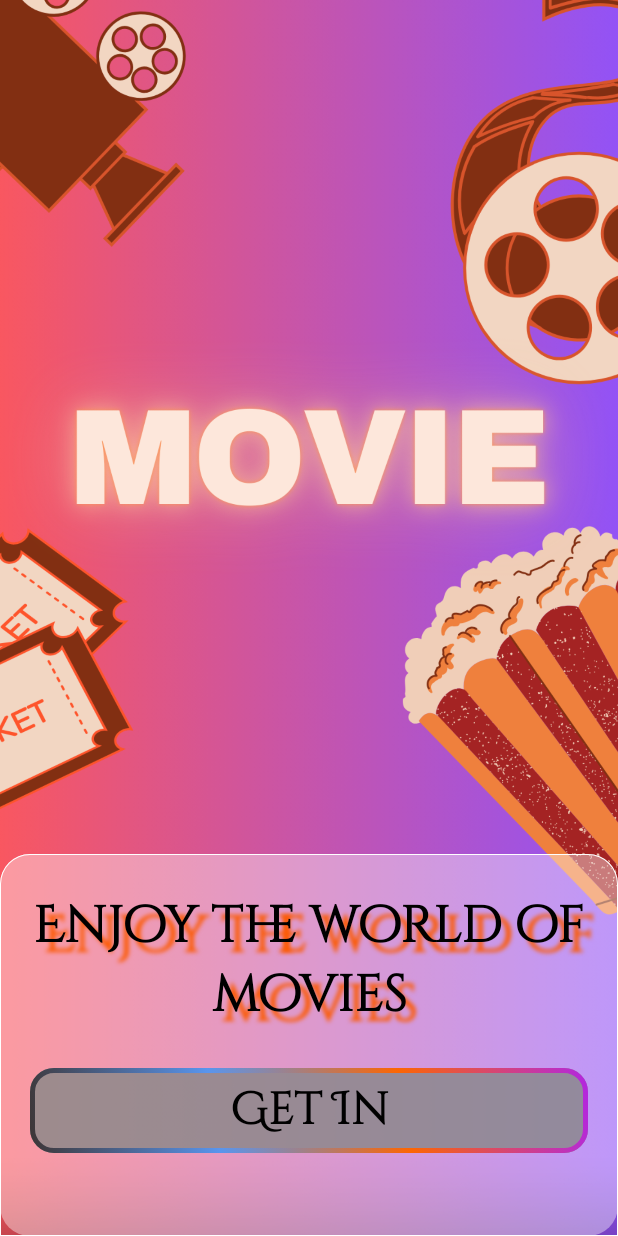
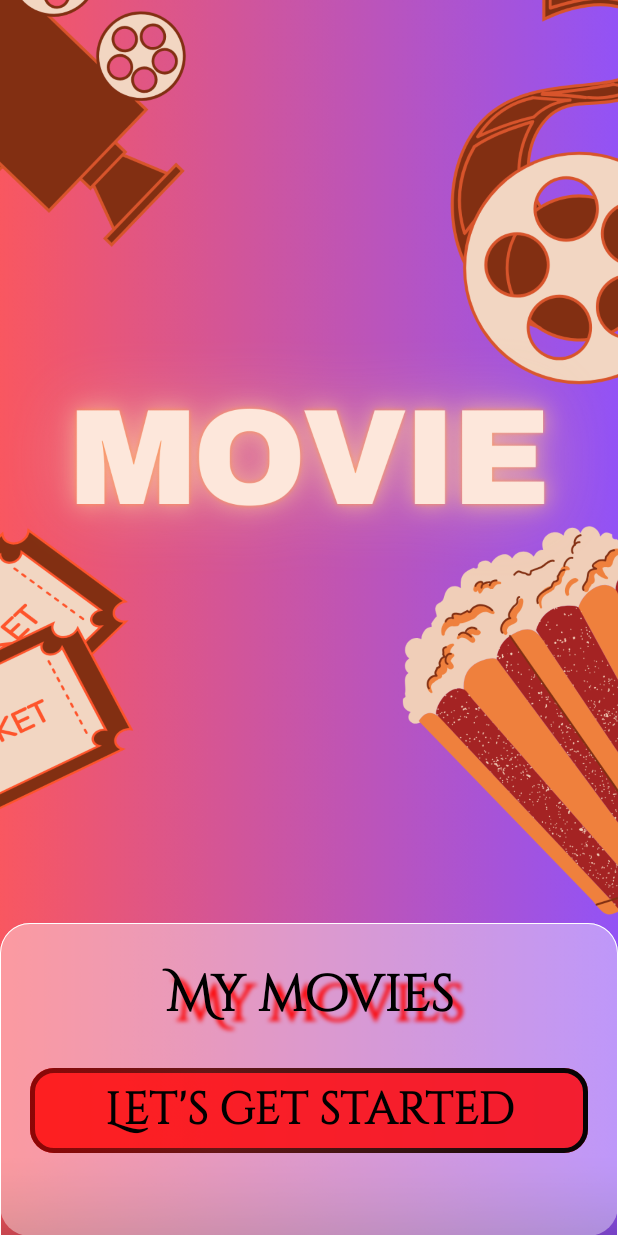
Before and after one commit to dilarakiraz/MovieApplicationCompose, an Android app built with Jetpack Compose: the screen it shows after launch (MainActivity), on a phone screen of 412 x 824 dp. Run offline under Robolectric (Android 15) with nearby library versions, the phone set to English and light mode, and no system bars; our stand-ins replace Dagger/Hilt's generated code, Room's generated code; 1 statement that could not run was skipped.

```diff
--- a/app/src/main/java/com/example/movieapplicationcompose/data/database/FavoriteMovieDao.kt
+++ b/app/src/main/java/com/example/movieapplicationcompose/data/database/FavoriteMovieDao.kt
@@ -2,13 +2,14 @@ package com.example.movieapplicationcompose.data.database
 
 import androidx.room.Dao
 import androidx.room.Insert
+import androidx.room.OnConflictStrategy
 import androidx.room.Query
 import com.example.movieapplicationcompose.data.database.entities.FavoriteMovie
 
 @Dao
 interface FavoriteMovieDao {
 
-    @Insert
+    @Insert(onConflict = OnConflictStrategy.REPLACE)
     suspend fun insert(favoriteMovie: FavoriteMovie)
 
     @Query("SELECT * FROM favorite_movies")
--- a/app/src/main/java/com/example/movieapplicationcompose/data/repository/MovieRepository.kt
+++ b/app/src/main/java/com/example/movieapplicationcompose/data/repository/MovieRepository.kt
@@ -40,7 +40,11 @@ class MovieRepository @Inject constructor(
     }
 
     suspend fun addFavoriteMovie(movie: FavoriteMovie) {
-        database.favoriteMovieDao().insert(movie)
+        val isFavorite = database.favoriteMovieDao().isFavorite(movie.id)
+        if (!isFavorite) {
+            database.favoriteMovieDao().insert(movie)
+        } else {
+        }
     }
 
     suspend fun removeFavoriteMovie(id: Int) {
--- a/app/src/main/java/com/example/movieapplicationcompose/ui/screens/BannerScreen.kt
+++ b/app/src/main/java/com/example/movieapplicationcompose/ui/screens/BannerScreen.kt
@@ -57,14 +57,14 @@ fun BannerScreen(navController: NavHostController) {
         ) {
             val offset = Offset(10.0f, 10f)
             Text(
-                text = "Enjoy the world of movies",
+                text = "My movies",
                 Modifier.padding(vertical = 25.dp),
                 fontWeight = FontWeight.Bold,
                 color = Color.Black,
                 style = TextStyle(
                     fontSize = 34.sp,
                     shadow = Shadow(
-                        color = Color(0xFFFC5A03),
+                        color = Color(0xFFFC0303),
                         offset = offset, blurRadius = 3f
                     ),
                     fontFamily = FontFamily(Font(R.font.cinzel_decorative)),
@@ -73,10 +73,10 @@ fun BannerScreen(navController: NavHostController) {
             )
             val linearGradientBrush = Brush.linearGradient(
                 colors = listOf(
-                    Color(0xFFB226E1),
-                    Color(0xFFFC6603),
-                    Color(0xFF5995EE),
-                    Color(0xFF3D3535)
+                    Color(0xFF030203),
+                    Color(0xFF341212),
+                    Color(0xFF651616),
+                    Color(0xFF8E0606)
                 ),
                 start = Offset(Float.POSITIVE_INFINITY, 0f),
                 end = Offset(0f, Float.POSITIVE_INFINITY),
@@ -86,7 +86,7 @@ fun BannerScreen(navController: NavHostController) {
                 Modifier
                     .padding(bottom = 55.dp, start = 20.dp, end = 20.dp)
                     .fillMaxWidth()
-                    .background(color = Color.Gray.copy(0.8f), RoundedCornerShape(16.dp))
+                    .background(color = Color.Red.copy(0.8f), RoundedCornerShape(16.dp))
                     .border(
                         BorderStroke(
                             3.dp,
@@ -99,7 +99,7 @@ fun BannerScreen(navController: NavHostController) {
                 )
             ) {
                 Text(
-                    text = "Get In", style = TextStyle(
+                    text = "Let's get started", style = TextStyle(
                         fontSize = 30.sp,
                         fontWeight = FontWeight.Bold,
                         color = Color.Black,
--- a/app/src/main/java/com/example/movieapplicationcompose/ui/screens/HomeScreen.kt
+++ b/app/src/main/java/com/example/movieapplicationcompose/ui/screens/HomeScreen.kt
@@ -130,7 +130,9 @@ fun ItemUi(itemIndex: Int, movieList: List<Data>, navController: NavHostControll
                 interactionSource = remember { MutableInteractionSource() },
                 indication = rememberRipple(bounded = true, color = Color.Yellow)
             ){
-                navController.navigate("Details screen/${movieList[itemIndex].id}")
+                navController.navigate("Details screen/${movieList[itemIndex].id}") {
+                    launchSingleTop = true
+                }
             },
         elevation = CardDefaults.cardElevation(8.dp)
     ) {
--- a/app/src/main/java/com/example/movieapplicationcompose/ui/screens/MainActivity.kt
+++ b/app/src/main/java/com/example/movieapplicationcompose/ui/screens/MainActivity.kt
@@ -38,10 +38,10 @@ class MainActivity : ComponentActivity() {
                 )
                 val linearGradientBrush = Brush.linearGradient(
                     colors = listOf(
-                        Color(0xFFB226E1),
-                        Color(0xFFFC6603),
-                        Color(0xFF5995EE),
-                        Color(0xFF3D3535)
+                        Color(0xFF030203),
+                        Color(0xFF341212),
+                        Color(0xFF651616),
+                        Color(0xFF8E0606)
                     ),
                     start = Offset(Float.POSITIVE_INFINITY, 0f),
                     end = Offset(0f, Float.POSITIVE_INFINITY),
```
Also changed, not shown: app/src/main/java/com/example/movieapplicationcompose/ui/screens/DetailsScreen.kt (+3 -8 lines), app/src/main/java/com/example/movieapplicationcompose/ui/screens/FavoritesScreen.kt (+152 -2 lines), app/src/main/java/com/example/movieapplicationcompose/viewModel/MovieViewModel.kt (+25 -7 lines).
